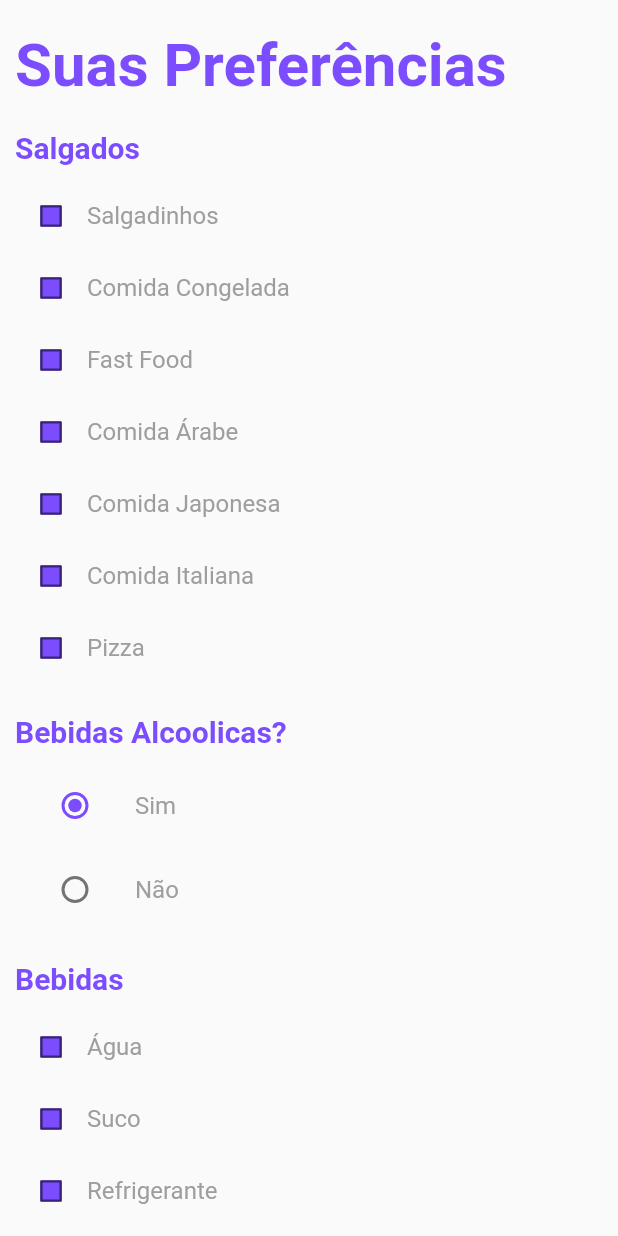
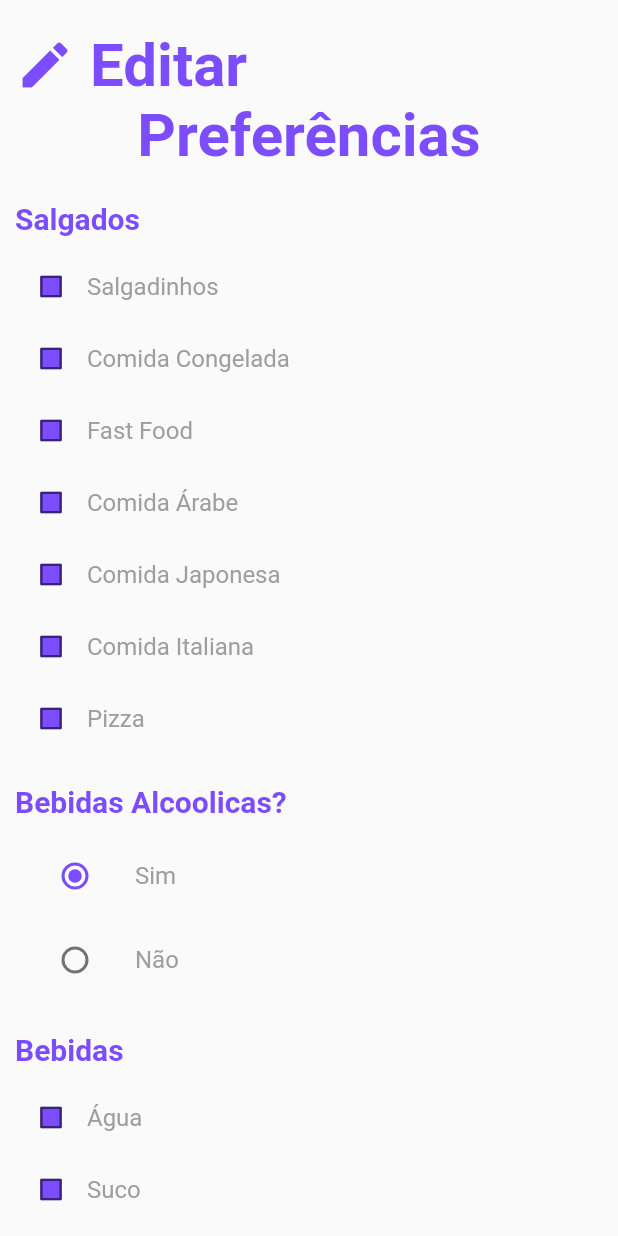
Before and after one commit to joao-vitor-machado/date-ideas-app, a Flutter app: the screen it shows after launch, on a phone screen of 412 x 824 dp. Run offline on Flutter 3.47's test engine with Material 2 defaults, Android fonts, the phone set to English and light mode, and no system bars; our stand-ins replace bloc.

Commit message:
TelasEditar Perfil e Preferências Finalizadas

```diff
--- a/lib/main.dart
+++ b/lib/main.dart
@@ -2,6 +2,8 @@ import 'package:flutter/material.dart';
 import 'package:trabalho_fibal_mob_2022/view/login_screen.dart';
 import 'view/cadastro_screen.dart';
 import 'view/preferencias_screen.dart';
+import 'view/editar_perfil_screen.dart';
+import 'view/editar_preferencias_screen.dart';
 
 void main() {
   runApp(const MyApp());
@@ -15,11 +17,13 @@ class MyApp extends StatelessWidget {
   @override
   Widget build(BuildContext context) {
     return MaterialApp(
-      initialRoute: "/preferencias",
+      initialRoute: "/editar_preferencias",
       routes: {
         LoginScreen.route: (context) => const LoginScreen(),
         CadastroScreen.route: (context) => CadastroScreen(),
         PreferenciasScreen.route: (context) => PreferenciasScreen(),
+        EditarPerfilScreen.route: (context) => EditarPerfilScreen(),
+        EditarPreferenciasScreen.route: (context) => EditarPreferenciasScreen(),
       },
       title: 'Flutter Demo',
       theme: tema.copyWith(
--- /dev/null
+++ b/lib/view/editar_preferencias_screen.dart
@@ -0,0 +1,402 @@
+import 'package:flutter/material.dart';
+import 'package:trabalho_fibal_mob_2022/widgets/checkbox_widget.dart';
+import 'package:trabalho_fibal_mob_2022/widgets/radio_button_widget.dart';
+import 'package:trabalho_fibal_mob_2022/widgets/drop_down_widget.dart';
+
+class EditarPreferenciasScreen extends StatelessWidget {
+  static const route = "/editar_preferencias";
+
+  final GlobalKey<FormState> formKey = GlobalKey<FormState>();
+
+  EditarPreferenciasScreen({Key? key}) : super(key: key);
+
+  final CheckBox checkBox = const CheckBox();
+  final RadioButton radioButton1 = RadioButton();
+  final RadioButton radioButton2 = RadioButton();
+  final DropDown dropDown = const DropDown();
+
+  @override
+  Widget build(BuildContext context) {
+    return Scaffold(
+      body: Container(
+          padding: const EdgeInsets.fromLTRB(10, 20, 10, 0),
+          child: ListView(children: [
+            Column(
+              children: [
+                Row(
+                  children: [
+                    Container(
+                        child: const Icon(
+                      Icons.edit,
+                      color: Colors.deepPurpleAccent,
+                      size: 40,
+                    )),
+                    const SizedBox(
+                      width: 10,
+                    ),
+                    Container(
+                        child: const Text(
+                      "Editar",
+                      style: TextStyle(
+                          fontWeight: FontWeight.bold,
+                          fontSize: 40,
+                          color: Colors.deepPurpleAccent),
+                    )),
+                  ],
+                ),
+                Container(
+                    child: const Text(
+                  "Preferências",
+                  style: TextStyle(
+                      fontWeight: FontWeight.bold,
+                      fontSize: 40,
+                      color: Colors.deepPurpleAccent),
+                )),
+              ],
+            ),
+            const SizedBox(
+              height: 20,
+            ),
+            Container(
+                child: const Text("Salgados",
+                    style: TextStyle(
+                        fontWeight: FontWeight.bold,
+                        fontSize: 20,
+                        color: Colors.deepPurpleAccent))),
+            const SizedBox(
+              height: 10,
+            ),
+            Container(
+              child: Column(
+                children: [
+                  Row(
+                    children: [
+                      Transform.scale(scale: 0.8, child: checkBox),
+                      const Text("Salgadinhos",
+                          style: TextStyle(fontSize: 16, color: Colors.grey)),
+                    ],
+                  ),
+                  Row(
+                    children: [
+                      Transform.scale(scale: 0.8, child: checkBox),
+                      const Text("Comida Congelada",
+                          style: TextStyle(fontSize: 16, color: Colors.grey)),
+                    ],
+                  ),
+                  Row(
+                    children: [
+                      Transform.scale(scale: 0.8, child: checkBox),
+                      const Text("Fast Food",
+                          style: TextStyle(fontSize: 16, color: Colors.grey)),
+                    ],
+                  ),
+                  Row(
+                    children: [
+                      Transform.scale(scale: 0.8, child: checkBox),
+                      const Text("Comida Árabe",
+                          style: TextStyle(fontSize: 16, color: Colors.grey)),
+                    ],
+                  ),
+                  Row(
+                    children: [
+                      Transform.scale(scale: 0.8, child: checkBox),
+                      const Text("Comida Japonesa",
+                          style: TextStyle(fontSize: 16, color: Colors.grey)),
+                    ],
+                  ),
+                  Row(
+                    children: [
+                      Transform.scale(scale: 0.8, child: checkBox),
+                      const Text("Comida Italiana",
+                          style: TextStyle(fontSize: 16, color: Colors.grey)),
+                    ],
+                  ),
+                  Row(
+                    children: [
+                      Transform.scale(scale: 0.8, child: checkBox),
+                      const Text("Pizza",
+                          style: TextStyle(fontSize: 16, color: Colors.grey)),
+                    ],
+                  ),
+                ],
+              ),
+            ),
+            const SizedBox(
+              height: 20,
+            ),
+            Container(
+              child: const Text("Bebidas Alcoolicas?",
+                  style: TextStyle(
+                      fontWeight: FontWeight.bold,
+                      fontSize: 20,
+                      color: Colors.deepPurpleAccent)),
+            ),
+            const SizedBox(
+              height: 10,
+            ),
+            Container(
+              child: radioButton1,
+            ),
+            const SizedBox(
+              height: 20,
+            ),
+            Container(
+                child: const Text("Bebidas",
+                    style: TextStyle(
+                        fontWeight: FontWeight.bold,
+                        fontSize: 20,
+                        color: Colors.deepPurpleAccent))),
+            const SizedBox(
+              height: 10,
+            ),
+            Container(
+              child: Column(
+                children: [
+                  Row(
+                    children: [
+                      Transform.scale(scale: 0.8, child: checkBox),
+                      const Text("Água",
+                          style: TextStyle(fontSize: 16, color: Colors.grey)),
+                    ],
+                  ),
+                  Row(
+                    children: [
+                      Transform.scale(scale: 0.8, child: checkBox),
+                      const Text("Suco",
+                          style: TextStyle(fontSize: 16, color: Colors.grey)),
+                    ],
+                  ),
+                  Row(
+                    children: [
+                      Transform.scale(scale: 0.8, child: checkBox),
+                      const Text("Refrigerante",
+                          style: TextStyle(fontSize: 16, color: Colors.grey)),
+                    ],
+                  ),
+                  enableCheckBox(),
+                ],
+              ),
+            ),
+            const SizedBox(
+              height: 20,
+            ),
+            Container(
+                child: const Text("Doces",
+                    style: TextStyle(
+                        fontWeight: FontWeight.bold,
+                        fontSize: 20,
+                        color: Colors.deepPurpleAccent))),
+            const SizedBox(
+              height: 10,
+            ),
+            Container(
+              child: Column(
+                children: [
+                  Row(
+                    children: [
+                      Transform.scale(scale: 0.8, child: checkBox),
+                      const Text("Chocolate",
+                          style: TextStyle(fontSize: 16, color: Colors.grey)),
+                    ],
+                  ),
+                  Row(
+                    children: [
+                      Transform.scale(scale: 0.8, child: checkBox),
+                      const Text("Sorvete",
+                          style: TextStyle(fontSize: 16, color: Colors.grey)),
+                    ],
+                  ),
+                  Row(
+                    children: [
+                      Transform.scale(scale: 0.8, child: checkBox),
+                      const Text("Brownie",
+                          style: TextStyle(fontSize: 16, color: Colors.grey)),
+                    ],
+                  ),
+                  Row(
+                    children: [
+                      Transform.scale(scale: 0.8, child: checkBox),
+                      const Text("Cookie",
+                          style: TextStyle(fontSize: 16, color: Colors.grey)),
+                    ],
+                  ),
+                  Row(
+                    children: [
+                      Transform.scale(scale: 0.8, child: checkBox),
+                      const Text("Açaí",
+                          style: TextStyle(fontSize: 16, color: Colors.grey)),
+                    ],
+                  ),
+                  Row(
+                    children: [
+                      Transform.scale(scale: 0.8, child: checkBox),
+                      const Text("Bolo",
+                          style: TextStyle(fontSize: 16, color: Colors.grey)),
+                    ],
+                  ),
+                ],
+              ),
+            ),
+            const SizedBox(
+              height: 20,
+            ),
+            Container(
+                child: const Text("Atividades",
+                    style: TextStyle(
+                        fontWeight: FontWeight.bold,
+                        fontSize: 20,
+                        color: Colors.deepPurpleAccent))),
+            const SizedBox(
+              height: 10,
+            ),
+            Container(
+              child: Column(
+                children: [
+                  Row(
+                    children: [
+                      Transform.scale(scale: 0.8, child: checkBox),
+                      const Text("Ver Filmes",
+                          style: TextStyle(fontSize: 16, color: Colors.grey)),
+                    ],
+                  ),
+                  Row(
+                    children: [
+                      Transform.scale(scale: 0.8, child: checkBox),
+                      const Text("Ver Séries",
+                          style: TextStyle(fontSize: 16, color: Colors.grey)),
+                    ],
+                  ),
+                  Row(
+                    children: [
+                      Transform.scale(scale: 0.8, child: checkBox),
+                      const Text("Ver Animes",
+                          style: TextStyle(fontSize: 16, color: Colors.grey)),
+                    ],
+                  ),
+                  Row(
+                    children: [
+                      Transform.scale(scale: 0.8, child: checkBox),
+                      const Text("Passear no Parque",
+                          style: TextStyle(fontSize: 16, color: Colors.grey)),
+                    ],
+                  ),
+                  Row(
+                    children: [
+                      Transform.scale(scale: 0.8, child: checkBox),
+                      const Text("Fazer Compras",
+                          style: TextStyle(fontSize: 16, color: Colors.grey)),
+                    ],
+                  ),
+                  Row(
+                    children: [
+                      Transform.scale(scale: 0.8, child: checkBox),
+                      const Text("Ir ao Cinema",
+                          style: TextStyle(fontSize: 16, color: Colors.grey)),
+                    ],
+                  ),
+                ],
+              ),
+            ),
+            const SizedBox(
+              height: 20,
+            ),
+            Container(
+                child: const Text("Escolher Gênero?",
+                    style: TextStyle(
+                        fontWeight: FontWeight.bold,
+                        fontSize: 20,
+                        color: Colors.deepPurpleAccent))),
+            const SizedBox(
+              height: 10,
+            ),
+            Container(
+              child: radioButton2,
+            ),
+            const SizedBox(
+              height: 20,
+            ),
+            Container(
+                child: const Text("Gêneros Favoritos",
+                    style: TextStyle(
+                        fontWeight: FontWeight.bold,
+                        fontSize: 20,
+                        color: Colors.deepPurpleAccent))),
+            const SizedBox(
+              height: 10,
+            ),
+            Container(
+              child: dropDown,
+            ),
+            const SizedBox(
+              height: 20,
+            ),
+            submitButton(),
+            const SizedBox(
+              height: 20,
+            ),
+          ])),
+    );
+  }
+
+  Widget enableCheckBox() {
+    return Column(
+      children: [
+        Row(
+          children: [
+            Transform.scale(scale: 0.8, child: checkBox),
+            const Text("Cerveja",
+                style: TextStyle(fontSize: 16, color: Colors.grey)),
+          ],
+        ),
+        Row(
+          children: [
+            Transform.scale(scale: 0.8, child: checkBox),
+            const Text("Whisky",
+                style: TextStyle(fontSize: 16, color: Colors.grey)),
+          ],
+        ),
+        Row(
+          children: [
+            Transform.scale(scale: 0.8, child: checkBox),
+            const Text("Vinho",
+                style: TextStyle(fontSize: 16, color: Colors.grey)),
+          ],
+        ),
+        const SizedBox(
+          height: 20,
+        ),
+      ],
+    );
+  }
+
+  Widget submitButton() {
+    return ElevatedButton(
+      child: Container(
+        width: 100,
+        height: 20,
+        child: Row(
+          children: const [
+            Text(
+              "Atualizar",
+              textAlign: TextAlign.center,
+            ),
+            SizedBox(
+              width: 20,
+            ),
+            Align(
+              child: Icon(
+                Icons.arrow_forward,
+                color: Colors.white,
+              ),
+            ),
+          ],
+        ),
+      ),
+      onPressed: () {
+        if (formKey.currentState!.validate()) {
+          formKey.currentState!.save();
+        }
+      },
+    );
+  }
+}
```
Also changed, not shown: lib/view/editar_perfil_screen.dart (added, +195 -0 lines).
